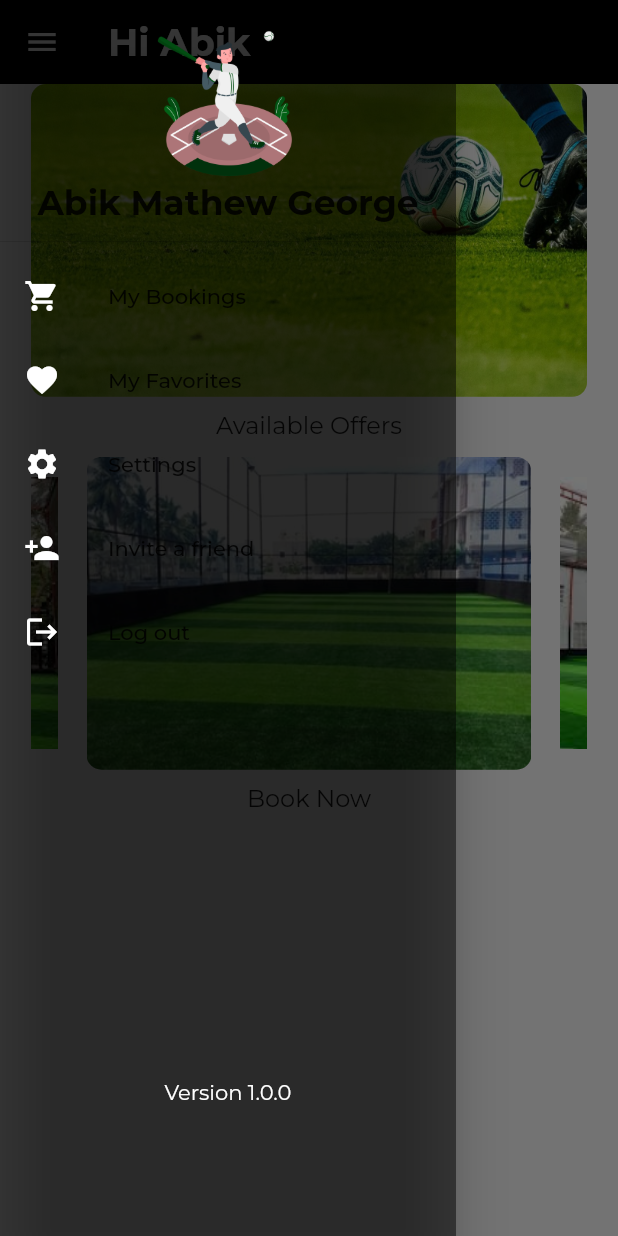
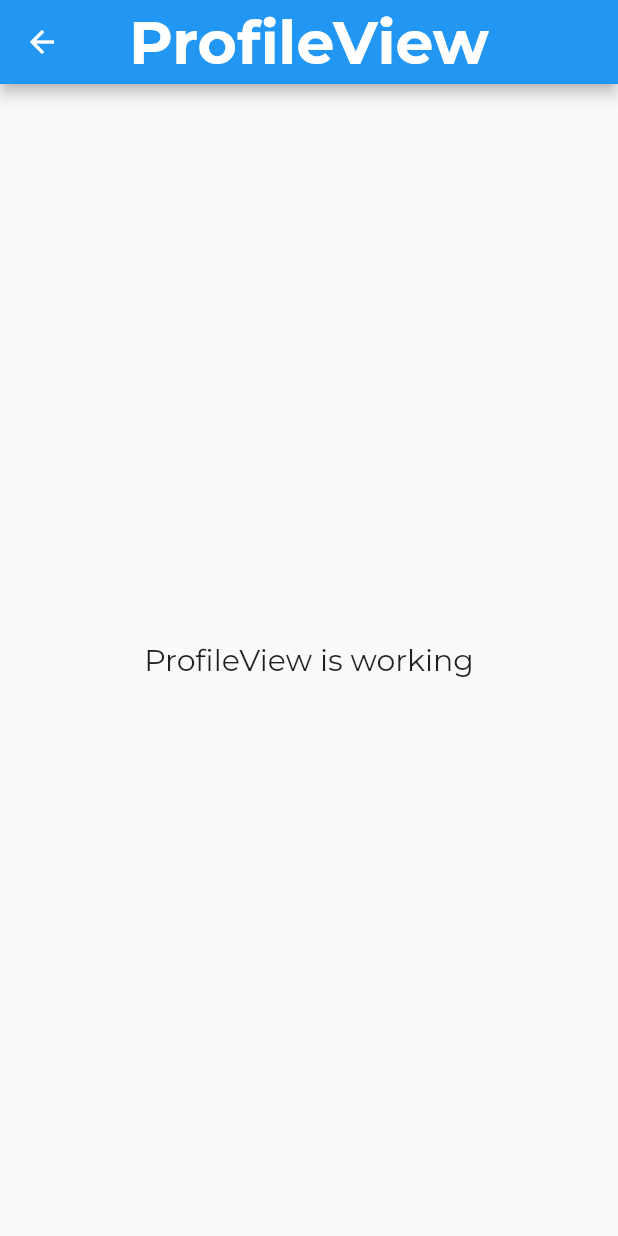
Before and after one commit to AbikMathew/play-turf, a Flutter app: the screen it shows after launch, in the side drawer, after a tap on "Settings", on a phone screen of 412 x 824 dp. Run offline on Flutter 3.47's test engine with Material 2 defaults, Android fonts, the phone set to English and light mode, and no system bars; drawn by our look-alikes of carousel_slider; our stand-ins replace get, get_storage, google_fonts, lottie, sizer, smooth_page_indicator.

Commit message:
added profile page

```diff
--- a/lib/app/modules/home/views/home_view.dart
+++ b/lib/app/modules/home/views/home_view.dart
@@ -181,7 +181,7 @@ class CustomDrawer extends StatelessWidget {
               color: Colors.white,
             ),
             onTap: () {
-              // Get.toNamed(AppPages.HOME);
+               Get.toNamed(Routes.PROFILE);
             },
           ),
           ListTile(
--- /dev/null
+++ b/lib/app/modules/profile/bindings/profile_binding.dart
@@ -0,0 +1,12 @@
+import 'package:get/get.dart';
+
+import '../controllers/profile_controller.dart';
+
+class ProfileBinding extends Bindings {
+  @override
+  void dependencies() {
+    Get.lazyPut<ProfileController>(
+      () => ProfileController(),
+    );
+  }
+}
--- /dev/null
+++ b/lib/app/modules/profile/views/profile_view.dart
@@ -0,0 +1,23 @@
+import 'package:flutter/material.dart';
+
+import 'package:get/get.dart';
+
+import '../controllers/profile_controller.dart';
+
+class ProfileView extends GetView<ProfileController> {
+  @override
+  Widget build(BuildContext context) {
+    return Scaffold(
+      appBar: AppBar(
+        title: Text('ProfileView'),
+        centerTitle: true,
+      ),
+      body: Center(
+        child: Text(
+          'ProfileView is working',
+          style: TextStyle(fontSize: 20),
+        ),
+      ),
+    );
+  }
+}
--- a/lib/app/modules/turf_details/views/booking_confirmation_view.dart
+++ b/lib/app/modules/turf_details/views/booking_confirmation_view.dart
@@ -12,8 +12,8 @@ class BookingConfirmationView extends GetView {
   Widget build(BuildContext context) {
     return Scaffold(
       appBar: AppBar(
-        title: Text('Booking Confirmation'),
-        titleTextStyle: TextStyle(color: Colors.white),
+        title: const Text('Booking Confirmation'),
+        titleTextStyle: const TextStyle(color: Colors.white),
         centerTitle: true,
       ),
       body: Padding(
--- a/lib/app/routes/app_pages.dart
+++ b/lib/app/routes/app_pages.dart
@@ -4,6 +4,8 @@ import 'package:play_turf/app/modules/my_booking/bindings/my_booking_binding.dar
 import 'package:play_turf/app/modules/my_booking/views/my_booking_view.dart';
 import 'package:play_turf/app/modules/onBoarding/bindings/on_boarding_binding.dart';
 import 'package:play_turf/app/modules/onBoarding/views/on_boarding_view.dart';
+import 'package:play_turf/app/modules/profile/bindings/profile_binding.dart';
+import 'package:play_turf/app/modules/profile/views/profile_view.dart';
 import 'package:play_turf/app/modules/splash/bindings/splash_binding.dart';
 import 'package:play_turf/app/modules/splash/views/splash_view.dart';
 import 'package:play_turf/app/modules/turf_details/bindings/turf_details_binding.dart';
@@ -59,5 +61,10 @@ class AppPages {
       page: () => MyBookingView(),
       binding: MyBookingBinding(),
     ),
+    GetPage(
+      name: _Paths.PROFILE,
+      page: () => ProfileView(),
+      binding: ProfileBinding(),
+    ),
   ];
 }
--- a/lib/app/routes/app_routes.dart
+++ b/lib/app/routes/app_routes.dart
@@ -10,6 +10,7 @@ abstract class Routes {
   static const ON_BOARDING = _Paths.ON_BOARDING;
   static const TURF_DETAILS = _Paths.TURF_DETAILS;
   static const MY_BOOKING = _Paths.MY_BOOKING;
+  static const PROFILE = _Paths.PROFILE;
 }
 
 abstract class _Paths {
@@ -21,4 +22,5 @@ abstract class _Paths {
   static const ON_BOARDING = '/on-boarding';
   static const TURF_DETAILS = '/turf-details';
   static const MY_BOOKING = '/my-booking';
+  static const PROFILE = '/profile';
 }
```
Also changed, not shown: lib/app/modules/my_booking/views/my_booking_view.dart (+2 -51 lines), lib/app/modules/profile/controllers/profile_controller.dart (added, +20 -0 lines).
